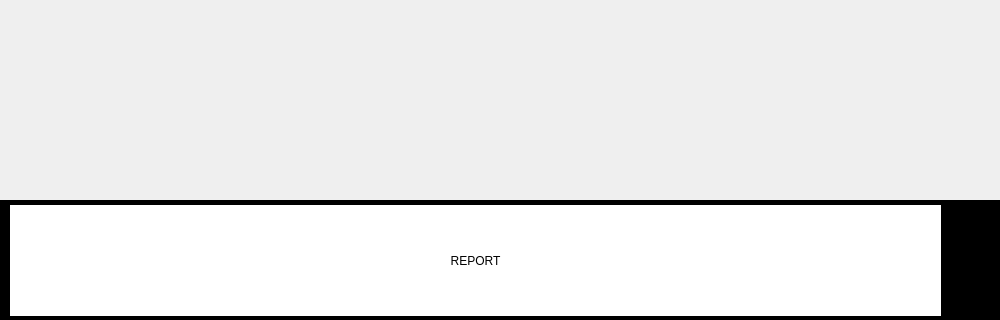
Qt form src/battle.ui (jdlmd/Combate_pokemon) before a commit; both pictures show x 0 to 1000 and y 480 to 800 of the 1000 by 800 pixel window.
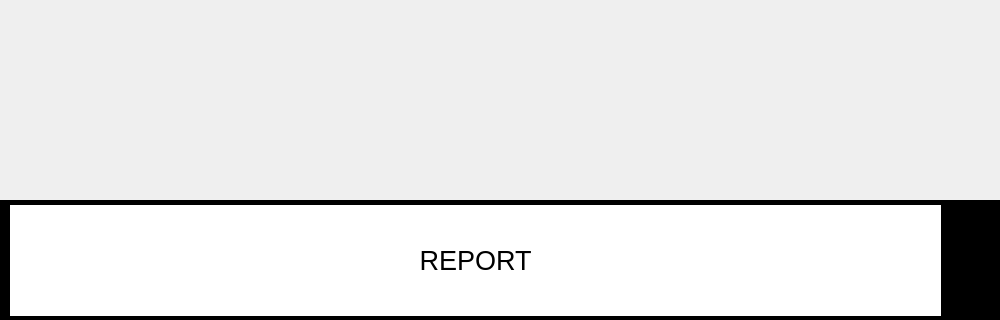
The same form after that commit. Icons and pictures are not drawn.

Patch:
```diff
--- a/src/battle.ui
+++ b/src/battle.ui
@@ -16,6 +16,11 @@
     <verstretch>0</verstretch>
    </sizepolicy>
   </property>
+  <property name="font">
+   <font>
+    <family>Nintendo DS BIOS</family>
+   </font>
+  </property>
   <property name="windowTitle">
    <string>MainWindow</string>
   </property>
@@ -45,6 +50,12 @@
       <height>111</height>
      </rect>
     </property>
+    <property name="font">
+     <font>
+      <family>MS Shell Dlg 2</family>
+      <pointsize>20</pointsize>
+     </font>
+    </property>
     <property name="styleSheet">
      <string notr="true">background: white;</string>
     </property>
```
